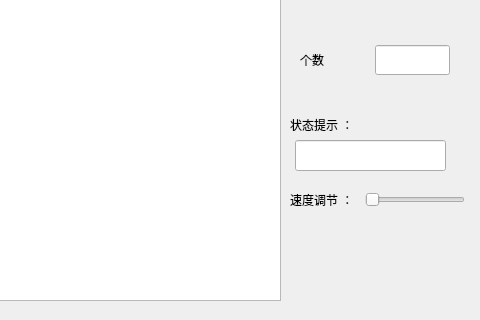
bkqkdksdr/QT, file myqueue.ui: the form before one commit; both pictures show x 520 to 1000 and y 405 to 725 of the 1000 by 725 pixel window.
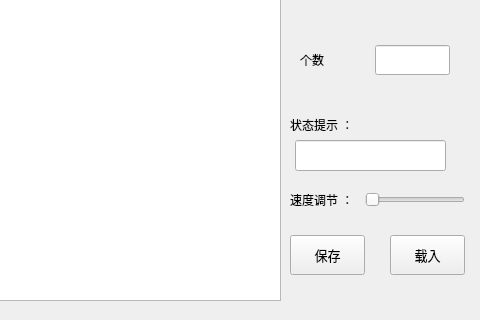
The form after the commit.

Commit message: 最后增加保存、提取 再也不改！

What changed in the file:
```diff
--- a/myqueue.ui
+++ b/myqueue.ui
@@ -412,6 +412,56 @@
     </size>
    </property>
   </widget>
+  <widget class="QPushButton" name="saveButton">
+   <property name="geometry">
+    <rect>
+     <x>810</x>
+     <y>640</y>
+     <width>75</width>
+     <height>40</height>
+    </rect>
+   </property>
+   <property name="minimumSize">
+    <size>
+     <width>0</width>
+     <height>20</height>
+    </size>
+   </property>
+   <property name="font">
+    <font>
+     <family>Consolas</family>
+     <pointsize>10</pointsize>
+    </font>
+   </property>
+   <property name="text">
+    <string>保存</string>
+   </property>
+  </widget>
+  <widget class="QPushButton" name="loadButton">
+   <property name="geometry">
+    <rect>
+     <x>910</x>
+     <y>640</y>
+     <width>75</width>
+     <height>40</height>
+    </rect>
+   </property>
+   <property name="minimumSize">
+    <size>
+     <width>0</width>
+     <height>20</height>
+    </size>
+   </property>
+   <property name="font">
+    <font>
+     <family>Consolas</family>
+     <pointsize>10</pointsize>
+    </font>
+   </property>
+   <property name="text">
+    <string>载入</string>
+   </property>
+  </widget>
  </widget>
  <resources/>
  <connections/>
```
The commit also changes 24 other files.
